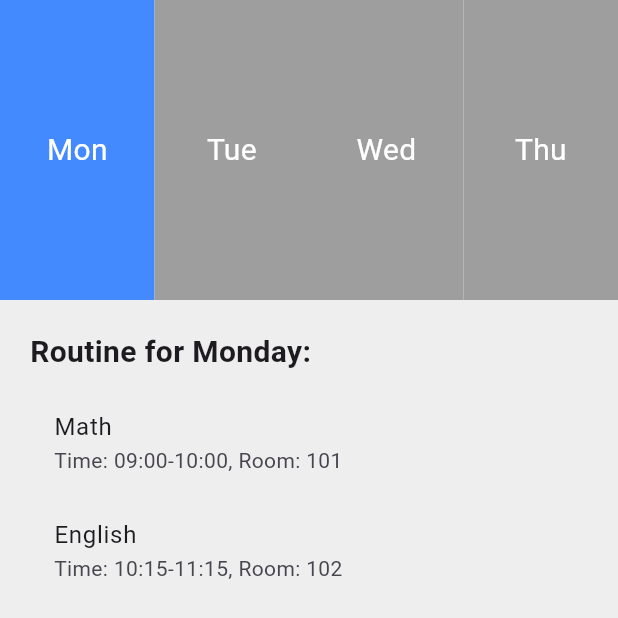
After one commit to Mks30d/FlutterTutorial, a Flutter app: the Routine_Test screen opened directly, on a phone screen of 412 x 824 dp. The commit adds this screen. Shown: the top 618 px of the screen. Run offline on Flutter 3.47's test engine with Material 3 defaults, Android fonts, the phone set to English and light mode, and no system bars; our stand-ins replace font_awesome_flutter.

Commit message:
Implemented a horizontal scrollable list of the next 7 days and display the routine details.

```diff
--- /dev/null
+++ b/lib/Routine/routine_test.dart
@@ -0,0 +1,183 @@
+// import 'package:flutter/material.dart';
+//
+// var dataAPI = [
+//   {
+//     "subjectCode": "KCA201",
+//     "subjectName": "Theory of Automata & Formal Languages",
+//     "subjectShortForm": "TAFL",
+//     "subjectTeacher": "Ms. Janeet Kaur",
+//   },
+//   {
+//     "subjectCode": "KCA202",
+//     "subjectName": "Object Oriented Programming",
+//     "subjectShortForm": "OOPs",
+//     "subjectTeacher": "Ms. Shobha G",
+//   },
+// ];
+//
+// class Routine_Test extends StatefulWidget {
+//   const Routine_Test({super.key});
+//
+//   @override
+//   State<Routine_Test> createState() => _Routine_TestState();
+// }
+//
+// class _Routine_TestState extends State<Routine_Test> {
+//   @override
+//   Widget build(BuildContext context) {
+//     return Container(
+//       // color: Colors.blueAccent,
+//       child: Column(
+//         children: [
+//           Row(
+//             children: [
+//               InkWell(
+//                 onTap: () {},
+//                 child: Container(
+//                   height: 100,
+//                   width: 100,
+//                   color: Colors.orange,
+//                   child: Text("Orange"),
+//                 ),
+//               ),
+//               Container(
+//                 height: 100,
+//                 width: 100,
+//                 color: Colors.blueAccent,
+//                 child: Text("Blue"),
+//               ),
+//             ],
+//           ),
+//           Container(
+//             height: 300,
+//             width: double.infinity,
+//             color: Colors.green,
+//           )
+//         ],
+//       ),
+//     );
+//   }
+// }
+
+import 'package:flutter/material.dart';
+
+class Routine_Test extends StatefulWidget {
+  @override
+  _RoutineScreenState createState() => _RoutineScreenState();
+}
+
+class _RoutineScreenState extends State<Routine_Test> {
+  // Routine data
+  var routineapi = {
+    "Monday": [
+      {"subject": "Math", "time": "09:00-10:00", "room": "101"},
+      {"subject": "English", "time": "10:15-11:15", "room": "102"}
+    ],
+    "Tuesday": [
+      {"subject": "Physics", "time": "09:00-10:00", "room": "201"},
+      {"subject": "Chemistry", "time": "10:15-11:15", "room": "202"}
+    ],
+    "Wednesday": [
+      {"subject": "Biology", "time": "09:00-10:00", "room": "301"},
+      {"subject": "History", "time": "10:15-11:15", "room": "302"}
+    ],
+    "Thursday": [
+      {"subject": "Math", "time": "09:00-10:00", "room": "101"},
+      {"subject": "Computer Science", "time": "10:15-11:15", "room": "102"}
+    ],
+    "Friday": [
+      {"subject": "Physical Education", "time": "09:00-10:00", "room": "Gym"},
+      {"subject": "Art", "time": "10:15-11:15", "room": "Art Room"}
+    ]
+  };
+
+  // Days list
+  List<String> days = ["Monday", "Tuesday", "Wednesday", "Thursday", "Friday"];
+
+  // Selected day for routine display
+  String selectedDay = "Monday";
+
+  @override
+  Widget build(BuildContext context) {
+    return Scaffold(
+
+      body: Column(
+        crossAxisAlignment: CrossAxisAlignment.stretch,
+        children: [
+
+          // =============================================
+          // Upper part: Days containers
+          Container(
+            height: 200,
+            child: ListView.builder(
+              scrollDirection: Axis.horizontal,
+              itemCount: routineapi.length,
+              itemBuilder: (BuildContext context, int index) {
+                // Calculate day index based on current day
+                // int dayIndex = (DateTime.now().weekday - 1 + index);
+                // int dayIndex = index;
+                // DateTime day = nextDays[index];
+                String day = days[index];
+                return GestureDetector(
+                  onTap: () {
+                    setState(() {
+                      selectedDay = day;
+                    });
+                  },
+                  child: Container(
+                    width: MediaQuery.of(context).size.width / 4,
+                    color: selectedDay == day ? Colors.blueAccent : Colors.grey,
+                    alignment: Alignment.center,
+                    child: Text(
+                      day.substring(0, 3), // Display abbreviated day name
+                      style: TextStyle(
+                        color: Colors.white,
+                        fontSize: 20,
+                      ),
+                    ),
+                  ),
+                );
+              },
+            ),
+          ),
+
+
+          // =========================================================
+          // Lower part: Routine data display
+          Expanded(
+            child: Container(
+              padding: EdgeInsets.all(20),
+              color: Colors.grey[200],
+              child: Column(
+                crossAxisAlignment: CrossAxisAlignment.start,
+                children: [
+                  Text(
+                    'Routine for $selectedDay:',
+                    style: TextStyle(
+                      fontSize: 20,
+                      fontWeight: FontWeight.bold,
+                    ),
+                  ),
+                  SizedBox(height: 10),
+                  Expanded(
+                    child: ListView.builder(
+                      itemCount: routineapi[selectedDay]?.length,
+                      itemBuilder: (BuildContext context, int index) {
+                        var subject = routineapi[selectedDay]?[index];
+                        return ListTile(
+                          title: Text(subject!['subject']!),
+                          subtitle: Text(
+                              'Time: ${subject['time']}, Room: ${subject['room']}'),
+                        );
+                      },
+                    ),
+                  ),
+                ],
+              ),
+            ),
+          ),
+        ],
+      ),
+    );
+  }
+}
--- a/lib/basics/date_time.dart
+++ b/lib/basics/date_time.dart
@@ -9,6 +9,13 @@ class Date_Time extends StatefulWidget {
 }
 
 class _Date_TimeState extends State<Date_Time> {
+
+  Widget customDate() {
+    return Container(
+      height: 100,
+      color: Colors.orange,
+    );
+  }
   @override
   Widget build(BuildContext context) {
   var time = DateTime.now();
@@ -16,11 +23,14 @@ class _Date_TimeState extends State<Date_Time> {
     return Scaffold(
       body: Column(
         children: [
+          customDate(),
           Text("Time: ${time}", style: TextStyle(fontSize: 20),),
+
           Text("Date: ${time.day}-${time.month}-${time.year}"),
-          Text("Time: ${time.hour}:${time.minute}:${time.second}: ${time.millisecond}"),
+          Text("Time: ${time.hour}:${time.minute}:${time.second}: ${time.millisecond}\n"),
 
           Text("Time: ${DateFormat("Hms").format(time)}"),
+          Text("Time: ${DateFormat("EEEE").format(time)}"),
           Text("Time: ${DateFormat("jms").format(time)}"),
           Text("Time: ${DateFormat("yMMMd").format(time)}"),
 
--- a/lib/main.dart
+++ b/lib/main.dart
@@ -1,5 +1,7 @@
 import 'package:flutter/material.dart';
+import 'package:flutter_basics/Routine/pageSwitch.dart';
 import 'package:flutter_basics/Routine/routine.dart';
+import 'package:flutter_basics/Routine/routine_test.dart';
 import 'package:flutter_basics/admin/adminDashboard.dart';
 import 'package:flutter_basics/admin/adminScreens/Routine.dart';
 import 'package:flutter_basics/admin/dashboard_1.dart';
```
Also changed, not shown: lib/Routine/pageSwitch.dart (added, +172 -0 lines), lib/Routine/routine.dart (+45 -5 lines).
